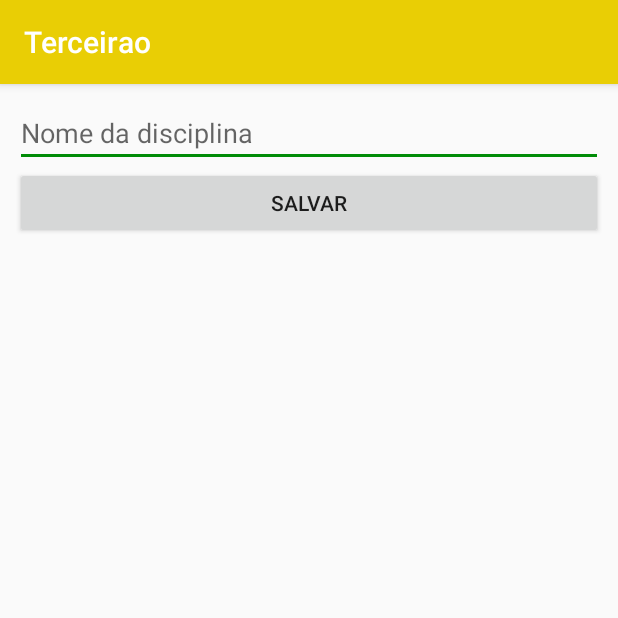
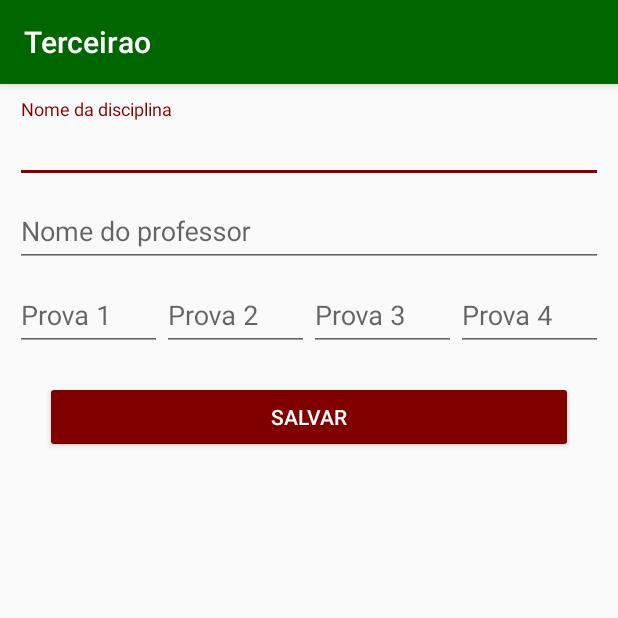
Before and after one commit to raphaelframos/devmov1, an Android app: the screen it shows after launch (NovaDisciplinaActivity), after a tap on "ADICIONAR", on a phone screen of 412 x 824 dp, the top half of it. Run offline under Robolectric (Android 15) with nearby library versions, the phone set to English and light mode, and no system bars.

Commit message:
Mudanca no layout, criando tela de nova disciplina

```diff
--- a/Terceirao/app/src/main/java/com/raphaelframos/terceirao/NotasActivity.java
+++ b/Terceirao/app/src/main/java/com/raphaelframos/terceirao/NotasActivity.java
@@ -29,7 +29,8 @@ public class NotasActivity extends AppCompatActivity {
         recyclerViewNotas = findViewById(R.id.recycler_notas);
         recyclerViewNotas.setLayoutManager(new LinearLayoutManager(getApplicationContext()));
 
-        notaAdapter = new NotaAdapter(new ArrayList<Disciplina>());
+        BancoDeDados.getInstance().criaDisciplinasDemo();
+        notaAdapter = new NotaAdapter(BancoDeDados.getInstance().criaDisciplinasDemo());
         recyclerViewNotas.setAdapter(notaAdapter);
     }
 
@@ -55,6 +56,6 @@ public class NotasActivity extends AppCompatActivity {
     @Override
     protected void onResume() {
         super.onResume();
-        notaAdapter.atualiza(BancoDeDados.getInstance().getDisciplinas());
+     //   notaAdapter.atualiza(BancoDeDados.getInstance().getDisciplinas());
     }
 }
--- a/Terceirao/app/src/main/java/com/raphaelframos/terceirao/adapter/NotaAdapter.java
+++ b/Terceirao/app/src/main/java/com/raphaelframos/terceirao/adapter/NotaAdapter.java
@@ -36,7 +36,7 @@ public class NotaAdapter extends RecyclerView.Adapter<NotaAdapter.NotaViewHolder
         Disciplina disciplina = disciplinas.get(position);
 
         holder.textViewNome.setText(disciplina.getNome());
-        holder.textViewMedia.setText(disciplina.getMedia() + " " + "de média");
+        holder.textViewMedia.setText(disciplina.getMedia()+ "");
 
     }
 
--- a/Terceirao/app/src/main/java/com/raphaelframos/terceirao/banco_dados/BancoDeDados.java
+++ b/Terceirao/app/src/main/java/com/raphaelframos/terceirao/banco_dados/BancoDeDados.java
@@ -44,4 +44,17 @@ public class BancoDeDados {
 
         return disciplinas;
     }
+
+    public ArrayList<Disciplina> criaDisciplinasDemo() {
+        Disciplina disciplina = new Disciplina("Portugues", 10);
+        Disciplina disciplina1 = new Disciplina("Matemática", 8);
+        ArrayList<Disciplina> disciplinas = new ArrayList<>();
+        disciplinas.add(disciplina);
+        disciplinas.add(disciplina1);
+        disciplinas.add(disciplina);
+        disciplinas.add(disciplina1);
+        disciplinas.add(disciplina);
+        disciplinas.add(disciplina1);
+        return disciplinas;
+    }
 }
--- a/Terceirao/app/src/main/res/layout/activity_nova_disciplina.xml
+++ b/Terceirao/app/src/main/res/layout/activity_nova_disciplina.xml
@@ -8,17 +8,96 @@
     android:layout_margin="10dp"
     tools:context="com.raphaelframos.terceirao.NovaDisciplinaActivity">
 
-    <EditText
-        android:id="@+id/edit_text_nome_disciplina"
-        android:hint="Nome da disciplina"
+    <android.support.design.widget.TextInputLayout
         android:layout_width="match_parent"
-        android:layout_height="wrap_content" />
+        android:layout_height="wrap_content">
+
+        <android.support.design.widget.TextInputEditText
+            android:hint="Nome da disciplina"
+            android:inputType="textCapSentences"
+            android:id="@+id/edit_text_nome_disciplina"
+            android:layout_width="match_parent"
+            android:layout_height="wrap_content" />
+    </android.support.design.widget.TextInputLayout>
+
+    <android.support.design.widget.TextInputLayout
+        android:layout_width="match_parent"
+        android:layout_height="wrap_content">
+
+        <android.support.design.widget.TextInputEditText
+            android:id="@+id/edit_text_nome_professor"
+            android:hint="Nome do professor"
+            android:inputType="textCapSentences"
+            android:layout_width="match_parent"
+            android:layout_height="wrap_content" />
+    </android.support.design.widget.TextInputLayout>
+
+    <TableLayout
+        android:layout_width="match_parent"
+        android:layout_height="wrap_content">
+
+        <TableRow android:layout_width="match_parent" android:layout_height="wrap_content">
+            <android.support.design.widget.TextInputLayout
+                android:layout_width="0dip"
+                android:layout_weight="1"
+            android:layout_height="wrap_content">
+
+            <android.support.design.widget.TextInputEditText
+                android:id="@+id/edit_text_prova1"
+                android:hint="Prova 1"
+                android:inputType="numberDecimal"
+                android:layout_width="match_parent"
+                android:layout_height="wrap_content" />
+        </android.support.design.widget.TextInputLayout>
+
+            <android.support.design.widget.TextInputLayout
+                android:layout_width="0dip"
+                android:layout_weight="1"
+                android:layout_height="wrap_content">
+
+                <android.support.design.widget.TextInputEditText
+                    android:id="@+id/edit_text_prova2"
+                    android:hint="Prova 2"
+                    android:inputType="numberDecimal"
+                    android:layout_width="match_parent"
+                    android:layout_height="wrap_content" />
+            </android.support.design.widget.TextInputLayout>
+
+            <android.support.design.widget.TextInputLayout
+                android:layout_width="0dip"
+                android:layout_weight="1"
+                android:layout_height="wrap_content">
+
+                <android.support.design.widget.TextInputEditText
+                    android:id="@+id/edit_text_prova3"
+                    android:hint="Prova 3"
+                    android:inputType="numberDecimal"
+                    android:layout_width="match_parent"
+                    android:layout_height="wrap_content" />
+            </android.support.design.widget.TextInputLayout>
+
+            <android.support.design.widget.TextInputLayout
+                android:layout_width="0dip"
+                android:layout_weight="1"
+                android:layout_height="wrap_content">
+
+                <android.support.design.widget.TextInputEditText
+                    android:id="@+id/edit_text_prova4"
+                    android:hint="Prova 4"
+                    android:inputType="numberDecimal"
+                    android:layout_width="match_parent"
+                    android:layout_height="wrap_content" />
+            </android.support.design.widget.TextInputLayout>
+
+
+        </TableRow>
+    </TableLayout>
 
     <Button
+        android:layout_margin="20dp"
         android:text="Salvar"
         android:id="@+id/button_salvar"
-        android:layout_width="match_parent"
-        android:layout_height="wrap_content" />
+        style="@style/Botao"/>
 
 
 </LinearLayout>
--- a/Terceirao/app/src/main/res/layout/adapter_nota.xml
+++ b/Terceirao/app/src/main/res/layout/adapter_nota.xml
@@ -2,37 +2,55 @@
 <LinearLayout xmlns:android="http://schemas.android.com/apk/res/android"
     xmlns:app="http://schemas.android.com/apk/res-auto"
     android:orientation="vertical"
-    android:layout_margin="10dp"
+    android:background="@color/colorPrimary"
     android:layout_width="match_parent"
     android:layout_height="wrap_content">
 
-    <android.support.v7.widget.CardView
-        app:cardBackgroundColor="@color/colorPrimary"
-        app:cardUseCompatPadding="true"
+    <LinearLayout
+        android:orientation="horizontal"
         android:layout_width="match_parent"
         android:layout_height="wrap_content">
 
         <LinearLayout
-            android:layout_margin="5dp"
+            android:layout_margin="15dp"
             android:orientation="vertical"
-            android:layout_width="match_parent"
+            android:layout_width="wrap_content"
             android:layout_height="wrap_content">
 
             <TextView
-                android:textSize="25sp"
-                android:textStyle="bold"
+                android:textColor="@android:color/white"
+                android:textSize="24sp"
+                android:text="Nome da disciplina"
                 android:id="@+id/text_view_nome_da_disciplina"
                 android:layout_width="match_parent"
                 android:layout_height="wrap_content" />
 
             <TextView
-                android:id="@+id/text_view_media"
+                android:textColor="@android:color/white"
+                android:text="Nome do professor"
+                android:id="@+id/text_view_nome_professor"
                 android:layout_width="match_parent"
                 android:layout_height="wrap_content" />
 
         </LinearLayout>
-    </android.support.v7.widget.CardView>
 
+        <TextView
+            android:textColor="@android:color/white"
+            android:layout_marginRight="15dp"
+            android:text="Média"
+            android:layout_gravity="center"
+            android:gravity="right"
+            android:textSize="33sp"
+            android:id="@+id/text_view_media"
+            android:layout_width="match_parent"
+            android:layout_height="wrap_content" />
+
+    </LinearLayout>
+
+    <View
+        android:background="@android:color/white"
+        android:layout_width="match_parent"
+        android:layout_height="1dp"></View>
 
 
 </LinearLayout>
--- a/Terceirao/app/src/main/res/values/colors.xml
+++ b/Terceirao/app/src/main/res/values/colors.xml
@@ -1,7 +1,7 @@
 <?xml version="1.0" encoding="utf-8"?>
 <resources>
-    <color name="colorPrimary">#e9ce05</color>
-    <color name="colorPrimaryDark">#303F9F</color>
-    <color name="colorAccent">#008c07</color>
+    <color name="colorPrimary">#006600</color>
+    <color name="colorPrimaryDark">#002800</color>
+    <color name="colorAccent">#800000</color>
     <color name="vermelho">#d60303</color>
 </resources>
--- a/Terceirao/app/src/main/res/values/styles.xml
+++ b/Terceirao/app/src/main/res/values/styles.xml
@@ -8,4 +8,9 @@
         <item name="colorAccent">@color/colorAccent</item>
     </style>
 
+    <style name="Botao" parent="Base.Widget.AppCompat.Button.Colored">
+        <item name="android:layout_width">match_parent</item>
+        <item name="android:layout_height">wrap_content</item>
+    </style>
+
 </resources>
```
